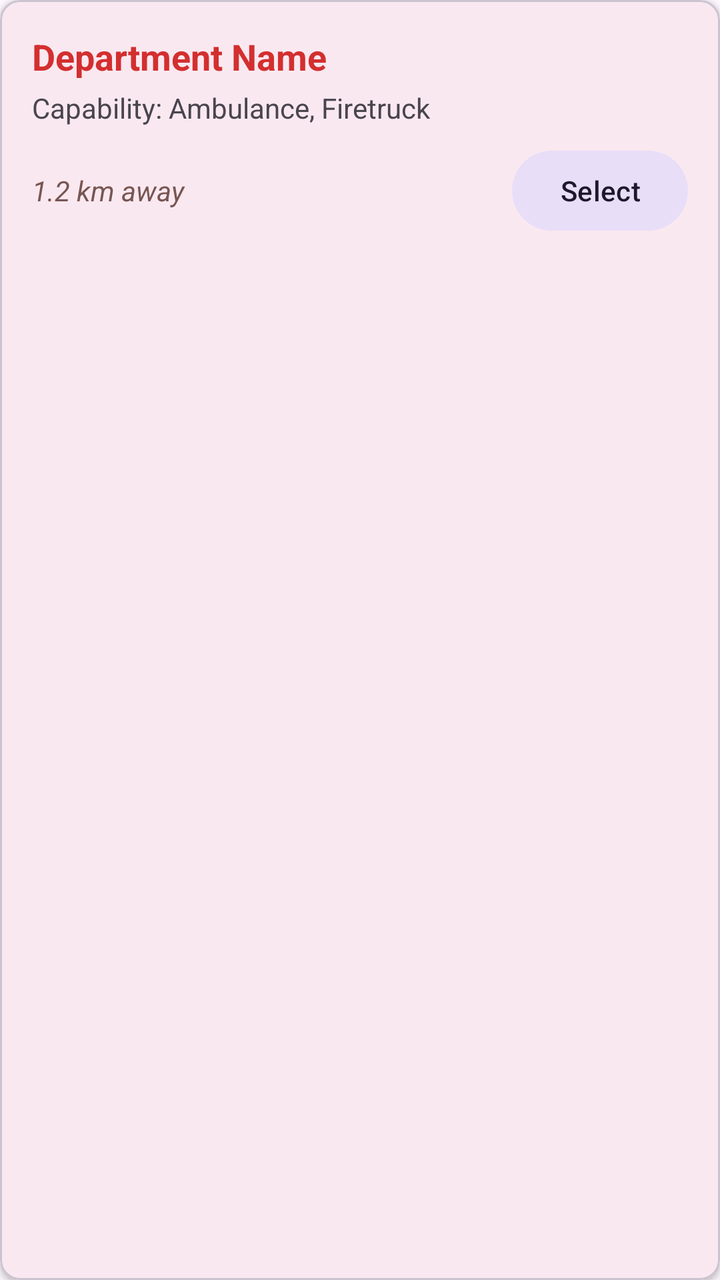
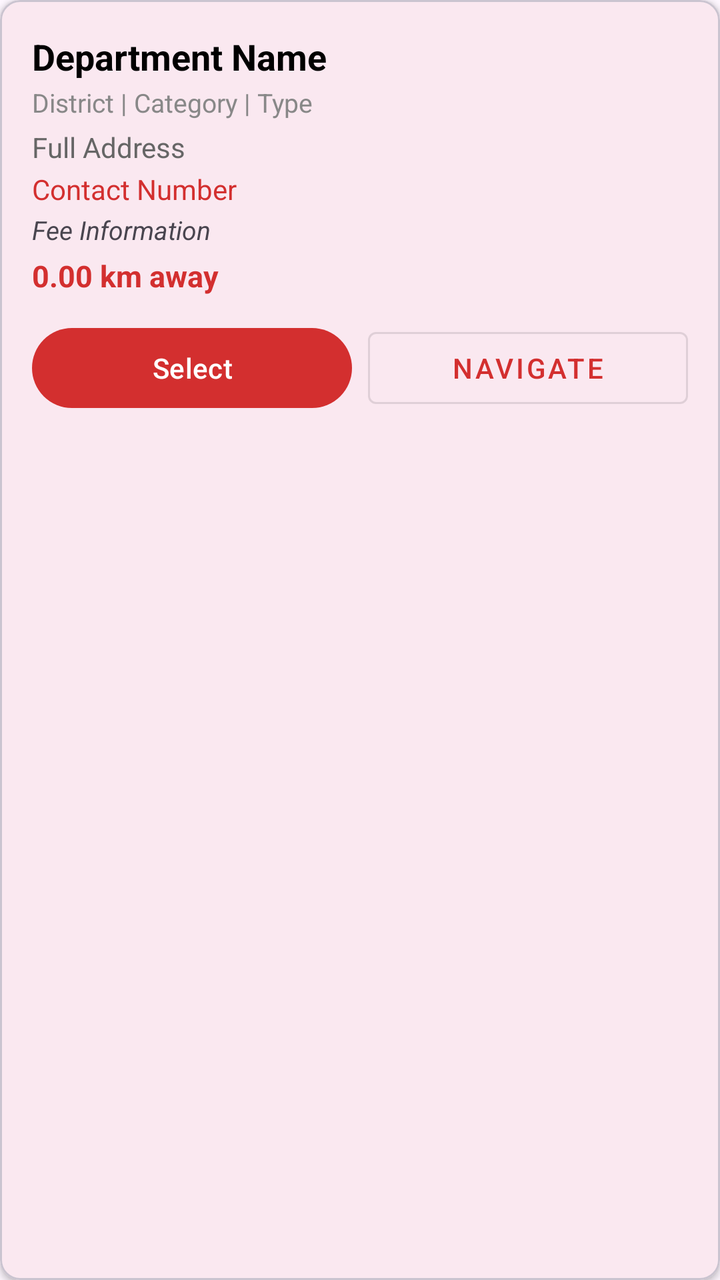

The first picture is an Android layout as it rendered before a commit; the second is the same layout after the commit. The layout source and the unified diff follow.
<!-- AndroidManifest.xml: application theme Theme.JERAPP -->
<!-- res/layout/item_department.xml -->
<?xml version="1.0" encoding="utf-8"?>
<com.google.android.material.card.MaterialCardView xmlns:android="http://schemas.android.com/apk/res/android"
    xmlns:app="http://schemas.android.com/apk/res-auto"
    android:layout_width="match_parent"
    android:layout_height="wrap_content"
    android:layout_marginHorizontal="16dp"
    android:layout_marginVertical="8dp"
    app:cardCornerRadius="10dp"
    app:cardElevation="2dp">

    <LinearLayout
        android:layout_width="match_parent"
        android:layout_height="wrap_content"
        android:orientation="vertical"
        android:padding="16dp">

        <TextView
            android:id="@+id/deptName"
            android:layout_width="wrap_content"
            android:layout_height="wrap_content"
            android:text="Department Name"
            android:textSize="18sp"
            android:textStyle="bold"
            android:textColor="@color/primary"/>

        <TextView
            android:id="@+id/deptCapability"
            android:layout_width="wrap_content"
            android:layout_height="wrap_content"
            android:text="Capability: Ambulance, Firetruck"
            android:textSize="14sp"
            android:layout_marginTop="4dp"/>

        <LinearLayout
            android:layout_width="match_parent"
            android:layout_height="wrap_content"
            android:orientation="horizontal"
            android:layout_marginTop="8dp"
            android:gravity="center_vertical">

            <TextView
                android:id="@+id/deptDistance"
                android:layout_width="0dp"
                android:layout_height="wrap_content"
                android:layout_weight="1"
                android:text="1.2 km away"
                android:textColor="@color/secondary"
                android:textStyle="italic"/>

            <Button
                android:id="@+id/btnSelectDept"
                style="@style/Widget.Material3.Button.TonalButton"
                android:layout_width="wrap_content"
                android:layout_height="wrap_content"
                android:text="Select" />
        </LinearLayout>

    </LinearLayout>
</com.google.android.material.card.MaterialCardView>
<!-- resources referenced by this layout -->
<resources>
  <color name="primary">#D32F2F</color>
  <color name="secondary">#775652</color>
  <style name="Theme.JERAPP" parent="Theme.Material3.DayNight.NoActionBar">
          
          <item name="colorPrimary">@color/primary</item>
          <item name="android:statusBarColor">@color/primary</item>
  
          
          <item name="android:windowLightStatusBar">false</item>
  
          
          <item name="android:navigationBarColor">@color/background</item>
          <item name="android:windowLightNavigationBar">true</item>
      </style>
  <color name="background">#FFFBFF</color>
</resources>

<!-- the commit's change to res/layout/item_department.xml (unified diff, before → after) -->
@@ -16,43 +16,81 @@
 
         <TextView
             android:id="@+id/deptName"
-            android:layout_width="wrap_content"
+            android:layout_width="match_parent"
             android:layout_height="wrap_content"
             android:text="Department Name"
+            android:textStyle="bold"
             android:textSize="18sp"
-            android:textStyle="bold"
-            android:textColor="@color/primary"/>
+            android:textColor="@color/black"/>
 
         <TextView
-            android:id="@+id/deptCapability"
-            android:layout_width="wrap_content"
+            android:id="@+id/deptDetails"
+            android:layout_width="match_parent"
             android:layout_height="wrap_content"
-            android:text="Capability: Ambulance, Firetruck"
+            android:text="District | Category | Type"
+            android:textColor="#888888"
+            android:textSize="13sp"
+            android:layout_marginTop="2dp"/>
+
+        <TextView
+            android:id="@+id/deptAddress"
+            android:layout_width="match_parent"
+            android:layout_height="wrap_content"
+            android:text="Full Address"
+            android:textColor="#666666"
             android:textSize="14sp"
+            android:layout_marginTop="4dp"/>
+
+        <TextView
+            android:id="@+id/deptPhone"
+            android:layout_width="match_parent"
+            android:layout_height="wrap_content"
+            android:text="Contact Number"
+            android:textColor="@color/primary"
+            android:textSize="14sp"
+            android:layout_marginTop="2dp"/>
+
+        <TextView
+            android:id="@+id/deptFee"
+            android:layout_width="match_parent"
+            android:layout_height="wrap_content"
+            android:text="Fee Information"
+            android:textStyle="italic"
+            android:textSize="13sp"
+            android:layout_marginTop="2dp"/>
+
+        <TextView
+            android:id="@+id/deptDistance"
+            android:layout_width="match_parent"
+            android:layout_height="wrap_content"
+            android:text="0.00 km away"
+            android:textColor="@color/primary"
+            android:textStyle="bold"
+            android:textSize="15sp"
             android:layout_marginTop="4dp"/>
 
         <LinearLayout
             android:layout_width="match_parent"
             android:layout_height="wrap_content"
             android:orientation="horizontal"
-            android:layout_marginTop="8dp"
-            android:gravity="center_vertical">
+            android:layout_marginTop="12dp">
 
-            <TextView
-                android:id="@+id/deptDistance"
+            <Button
+                android:id="@+id/btnSelectDept"
                 android:layout_width="0dp"
                 android:layout_height="wrap_content"
                 android:layout_weight="1"
-                android:text="1.2 km away"
-                android:textColor="@color/secondary"
-                android:textStyle="italic"/>
+                android:text="Select"
+                android:layout_marginEnd="4dp"/>
 
             <Button
-                android:id="@+id/btnSelectDept"
-                style="@style/Widget.Material3.Button.TonalButton"
-                android:layout_width="wrap_content"
+                android:id="@+id/btnNavigate"
+                style="@style/Widget.MaterialComponents.Button.OutlinedButton"
+                android:layout_width="0dp"
                 android:layout_height="wrap_content"
-                android:text="Select" />
+                android:layout_weight="1"
+                android:text="Navigate"
+                android:layout_marginStart="4dp"/>
         </LinearLayout>
 
     </LinearLayout>
<!-- resource entries referenced after the edit -->
@@ -1,7 +1,7 @@
 <!-- resources referenced by this layout -->
 <resources>
+  <color name="black">#000000</color>
   <color name="primary">#D32F2F</color>
-  <color name="secondary">#775652</color>
   <style name="Theme.JERAPP" parent="Theme.Material3.DayNight.NoActionBar">
           
           <item name="colorPrimary">@color/primary</item>
